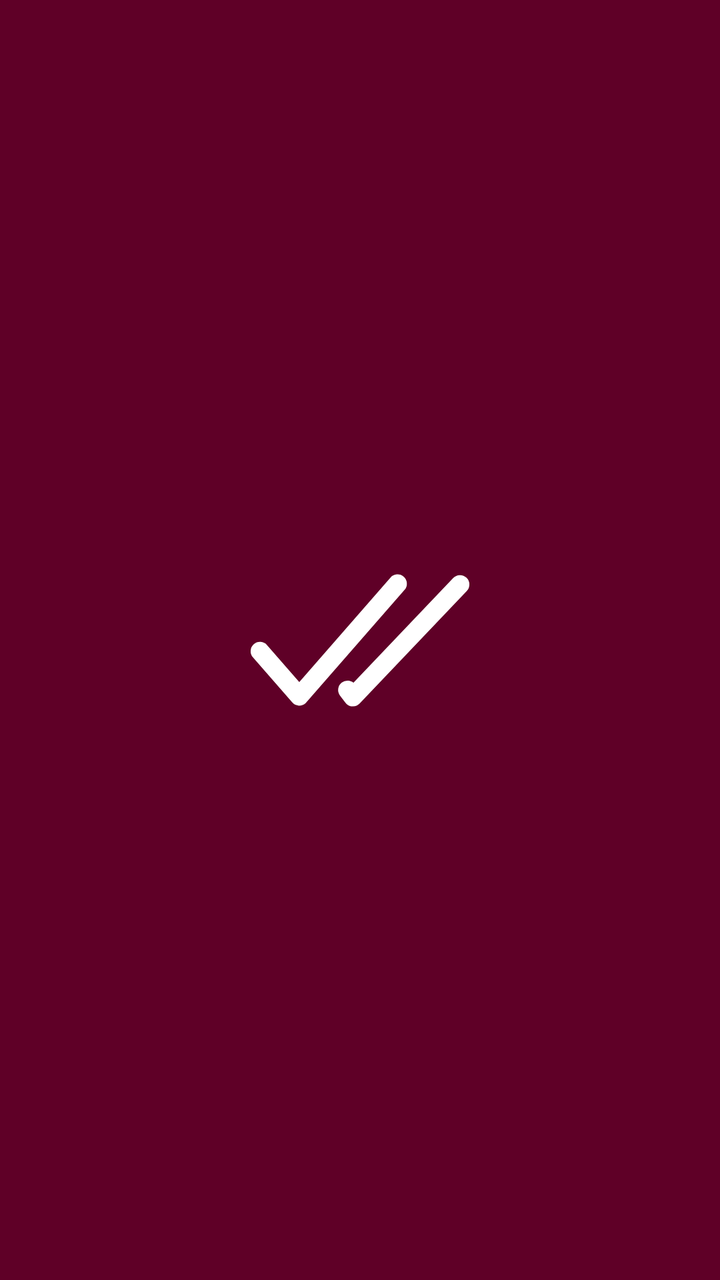
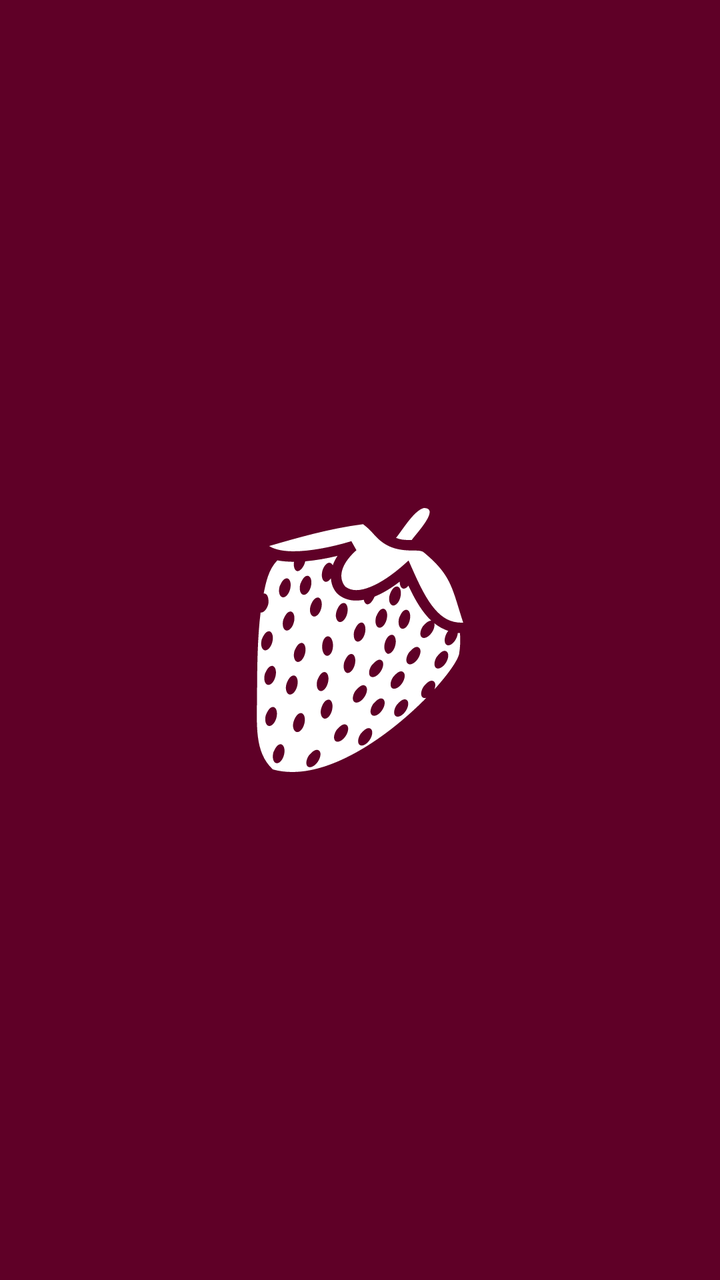

The first picture is an Android layout as it rendered before a commit; the second is the same layout after the commit. The layout source and the unified diff follow.
<!-- AndroidManifest.xml: application theme Theme.Kanban -->
<!-- res/layout/fragment_splash.xml -->
<?xml version="1.0" encoding="utf-8"?>
<LinearLayout xmlns:android="http://schemas.android.com/apk/res/android"
    xmlns:app="http://schemas.android.com/apk/res-auto"
    xmlns:tools="http://schemas.android.com/tools"
    android:id="@+id/main"
    android:layout_width="match_parent"
    android:layout_height="match_parent"
    tools:context=".MainActivity"
    android:background="@color/color_default"
    android:gravity="center">

<ImageView
    android:layout_width="150dp"
    android:layout_height="150dp"
    android:src="@drawable/ic_check"/>

</LinearLayout>
<!-- resources referenced by this layout -->
<resources>
  <color name="color_default">#5F0027</color>
  <!-- drawable ic_check (drawable) -->
  <vector xmlns:android="http://schemas.android.com/apk/res/android" android:height="30dp" android:viewportHeight="24" android:viewportWidth="24" android:width="30dp">
        
      <path android:fillColor="#00000000" android:pathData="M4,12.9L7.143,16.5L15,7.5" android:strokeColor="#FFFFFF" android:strokeLineCap="round" android:strokeLineJoin="round" android:strokeWidth="1.5"/>
        
      <path android:fillColor="#00000000" android:pathData="M20,7.563L11.428,16.563L11,16" android:strokeColor="#FFFFFF" android:strokeLineCap="round" android:strokeLineJoin="round" android:strokeWidth="1.5"/>
      
  </vector>
  <style name="Theme.Kanban" parent="Base.Theme.Kanban" />
  <style name="Base.Theme.Kanban" parent="Theme.Material3.DayNight.NoActionBar">
          
          
      </style>
</resources>

<!-- the commit's change to res/layout/fragment_splash.xml (unified diff, before → after) -->
@@ -6,12 +6,11 @@
     android:layout_width="match_parent"
     android:layout_height="match_parent"
     tools:context=".MainActivity"
-    android:background="@color/color_default"
     android:gravity="center">
 
 <ImageView
     android:layout_width="150dp"
     android:layout_height="150dp"
-    android:src="@drawable/ic_check"/>
+    android:src="@drawable/ic_logo"/>
 
 </LinearLayout>
<!-- resource entries referenced after the edit -->
@@ -1,18 +1,14 @@
 <!-- resources referenced by this layout -->
 <resources>
+  <!-- drawable ic_logo: vector/xml drawable (drawable, 5804 chars, omitted) -->
   <color name="color_default">#5F0027</color>
-  <!-- drawable ic_check (drawable) -->
-  <vector xmlns:android="http://schemas.android.com/apk/res/android" android:height="30dp" android:viewportHeight="24" android:viewportWidth="24" android:width="30dp">
-        
-      <path android:fillColor="#00000000" android:pathData="M4,12.9L7.143,16.5L15,7.5" android:strokeColor="#FFFFFF" android:strokeLineCap="round" android:strokeLineJoin="round" android:strokeWidth="1.5"/>
-        
-      <path android:fillColor="#00000000" android:pathData="M20,7.563L11.428,16.563L11,16" android:strokeColor="#FFFFFF" android:strokeLineCap="round" android:strokeLineJoin="round" android:strokeWidth="1.5"/>
-      
-  </vector>
   <style name="Theme.Kanban" parent="Base.Theme.Kanban" />
   <style name="Base.Theme.Kanban" parent="Theme.Material3.DayNight.NoActionBar">
           
           
+          <item name="colorPrimary">@color/color_default</item>
+          <item name="colorPrimaryVariant">@color/color_default</item>
+          <item name="android:windowBackground">@color/color_default</item>
       </style>
 </resources>
 
